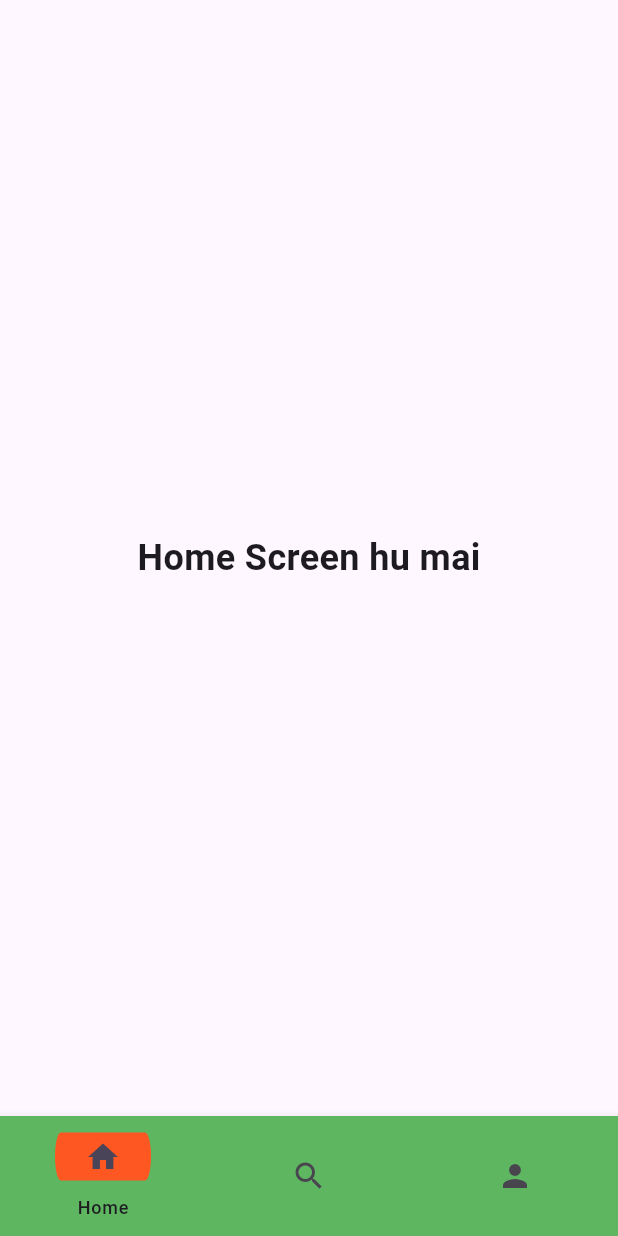
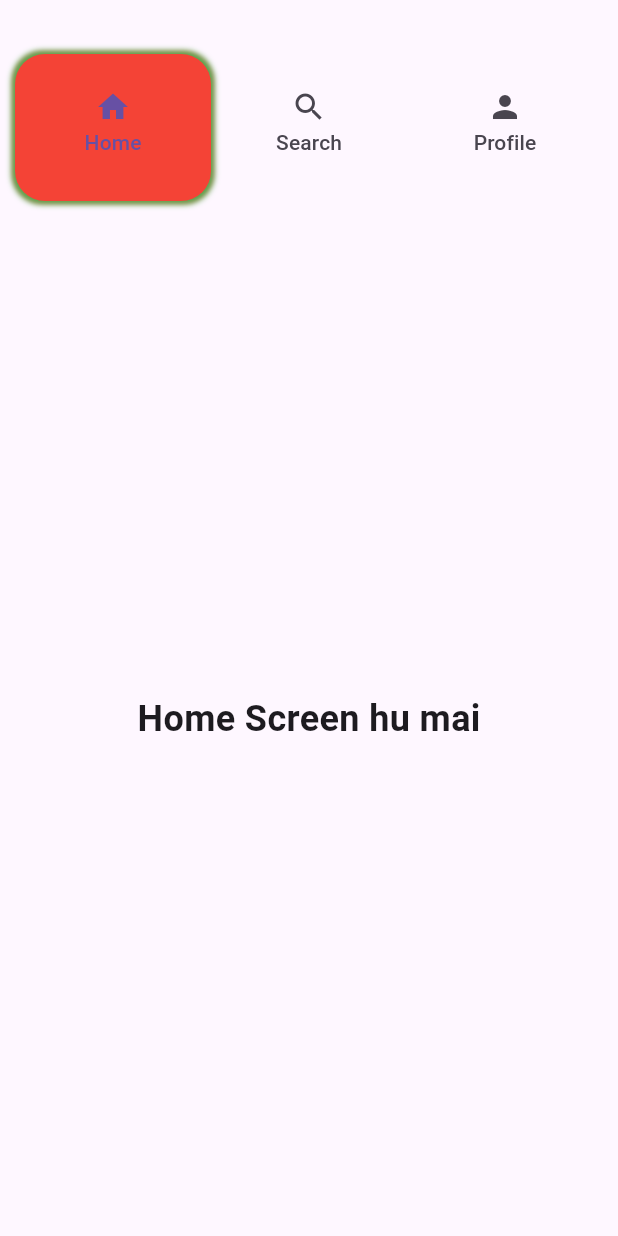
Before and after one commit to pradeepyuni07/Day2-Dart, a Flutter app: the screen it shows after launch, on a phone screen of 412 x 824 dp. Run offline on Flutter 3.47's test engine with Material 3 defaults, Android fonts, the phone set to English and light mode, and no system bars; our stand-ins replace image_picker; key blocks and very long unbroken strings in the code were emptied for the run.

Commit message:
Tabbar completed

```diff
--- a/lib/pnt.dart
+++ b/lib/pnt.dart
@@ -1,3 +1,4 @@
+import 'package:flutter/gestures.dart';
 import 'package:flutter/material.dart';
 
 class Pnt extends StatefulWidget {
@@ -10,39 +11,76 @@ class Pnt extends StatefulWidget {
 class _PntState extends State<Pnt> {
   int curr_index = 0;
 
-  final List<Widget> _screens = [
-    const Home(),
-    const Search(),
-    const Profile(),
-  ];
+  final List<Widget> _screens = [const Home(), const Search(), const Profile()];
 
   @override
   Widget build(BuildContext context) {
-    return Scaffold(
-      body: _screens[curr_index],
-      bottomNavigationBar: NavigationBar(
-        surfaceTintColor: Colors.grey[200],
-        labelPadding: const EdgeInsets.only(top: 10),
-        labelBehavior: NavigationDestinationLabelBehavior.onlyShowSelected,
-        maintainBottomViewPadding: true,
-        elevation: 6,
-        shadowColor: Colors.red,
-        indicatorColor: Colors.deepOrange,
-        indicatorShape: const RoundedSuperellipseBorder(
-          borderRadius: BorderRadius.all(Radius.elliptical(10, 40)),
+    // return Scaffold(
+    // body: _screens[curr_index],
+    // bottomNavigationBar: NavigationBar(
+    //   surfaceTintColor: Colors.grey[200],
+    //   labelPadding: const EdgeInsets.only(top: 10),
+    //   labelBehavior: NavigationDestinationLabelBehavior.onlyShowSelected,
+    //   maintainBottomViewPadding: true,
+    //   elevation: 6,
+    //   shadowColor: Colors.red,
+    //   indicatorColor: Colors.deepOrange,
+    //   indicatorShape: const RoundedSuperellipseBorder(
+    //     borderRadius: BorderRadius.all(Radius.elliptical(10, 40)),
+    //   ),
+    //   backgroundColor: Colors.green,
+    //   selectedIndex: curr_index,
+    //   onDestinationSelected: (value) {
+    //     setState(() {
+    //       curr_index = value;
+    //     });
+    //   },
+    //   destinations: const [
+    //     NavigationDestination(icon: Icon(Icons.home), label: 'Home'),
+    //     NavigationDestination(icon: Icon(Icons.search), label: 'Search'),
+    //     NavigationDestination(icon: Icon(Icons.person), label: 'Profile'),
+    //   ],
+    // ),
+
+    // );
+
+    return DefaultTabController(
+      animationDuration: Duration(milliseconds: 500),
+      length: 3,
+      child: Scaffold(
+        appBar: AppBar(
+          bottom: TabBar(
+            padding: EdgeInsets.only(left: 10, right: 10),
+            indicatorWeight: 6.0,
+            splashBorderRadius: BorderRadius.all(Radius.elliptical(10, 30)),
+            // labelColor: Colors.redAccent,
+            // automaticIndicatorColorAdjustment: true,
+            labelPadding: EdgeInsets.all(10),
+            // dragStartBehavior: DragStartBehavior.down,
+            // isScrollable: false,
+            dividerHeight: 0,
+            // indicatorColor: Colors.deepOrange,
+            indicatorSize: TabBarIndicatorSize.tab,
+            indicator: BoxDecoration(
+              boxShadow: [
+                BoxShadow(spreadRadius: 1, blurRadius: 2, color: Colors.red),
+
+                BoxShadow(spreadRadius: 2, blurRadius: 3, color: Colors.green),
+              ],
+
+              color: Colors.red,
+              borderRadius: BorderRadius.all(Radius.circular(20)),
+            ),
+            dividerColor: Colors.black,
+            // unselectedLabelColor: Colors.blueGrey,
+            tabs: [
+              Tab(icon: Icon(Icons.home), text: 'Home'),
+              Tab(icon: Icon(Icons.search), text: 'Search'),
+              Tab(icon: Icon(Icons.person), text: 'Profile'),
+            ],
+          ),
         ),
-        backgroundColor: Colors.green,
-        selectedIndex: curr_index,
-        onDestinationSelected: (value) {
-          setState(() {
-            curr_index = value;
-          });
-        },
-        destinations: const [
-          NavigationDestination(icon: Icon(Icons.home), label: 'Home'),
-          NavigationDestination(icon: Icon(Icons.search), label: 'Search'),
-          NavigationDestination(icon: Icon(Icons.person), label: 'Profile'),
-        ],
+        body: TabBarView(children: _screens),
       ),
     );
   }
```
